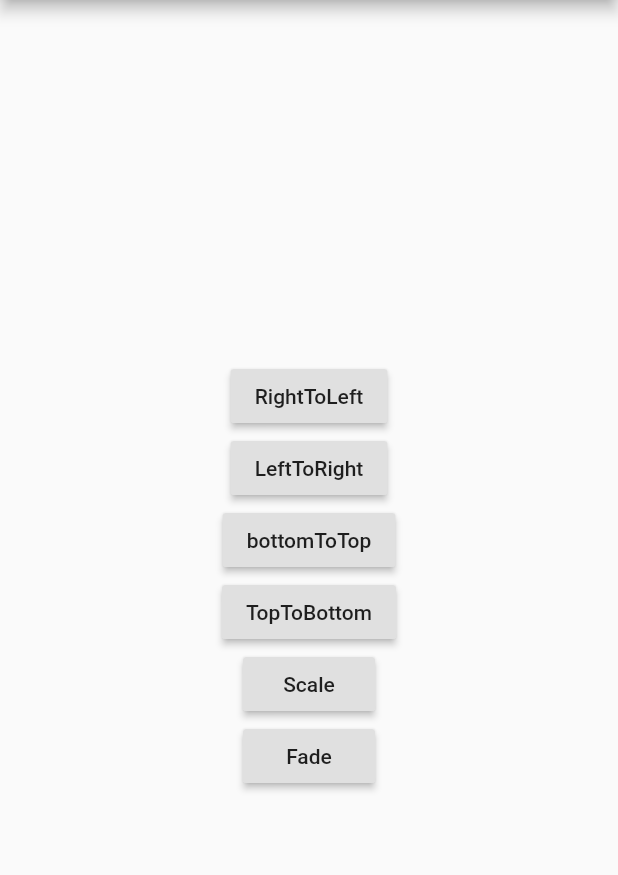
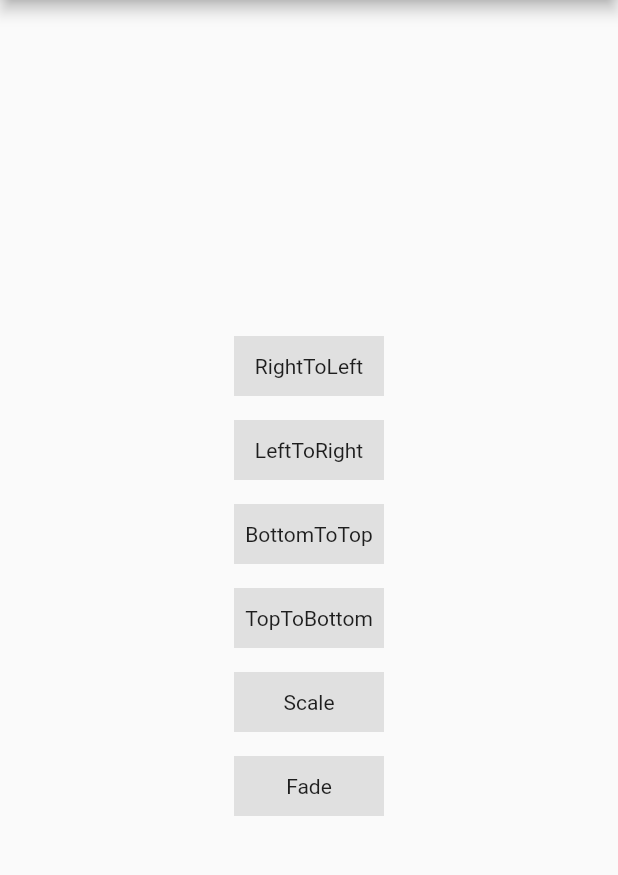
Before and after one commit to mincheol-shin/page_route_transition, a Flutter app: the screen it shows after launch, on a phone screen of 412 x 824 dp, the part 84-959 px from its top. Run offline on Flutter 3.47's test engine with Material 2 defaults, Android fonts, the phone set to English and light mode, and no system bars.

Commit message:
Stable null safety release
* Update README
* Update example

```diff
--- a/example/lib/main.dart
+++ b/example/lib/main.dart
@@ -20,83 +20,45 @@ class _MyAppState extends State<MyApp> {
       ),
       body: Container(
         width: double.infinity,
-        child: Column(
-          mainAxisAlignment: MainAxisAlignment.center,
-          children: [
-            RaisedButton(
-              onPressed: () {
-                Navigator.push(
-                  context,
-                  Transition(
-                          child: SecondScreen(),
-                          transitionEffect: TransitionEffect.rightToLeft)
-                      .builder(),
-                );
-              },
-              child: Text("RightToLeft"),
-            ),
-            RaisedButton(
-              onPressed: () {
-                Navigator.push(
-                  context,
-                  Transition(
-                          child: SecondScreen(),
-                          transitionEffect: TransitionEffect.leftToRight)
-                      .builder(),
-                );
-              },
-              child: Text("LeftToRight"),
-            ),
-            RaisedButton(
-              onPressed: () {
-                Navigator.push(
-                  context,
-                  Transition(
-                          child: SecondScreen(),
-                          transitionEffect: TransitionEffect.bottomToTop)
-                      .builder(),
-                );
-              },
-              child: Text("bottomToTop"),
-            ),
-            RaisedButton(
-              onPressed: () {
-                Navigator.push(
-                  context,
-                  Transition(
-                          child: SecondScreen(),
-                          transitionEffect: TransitionEffect.topToBottom)
-                      .builder(),
-                );
-              },
-              child: Text("TopToBottom"),
-            ),
-            RaisedButton(
-              onPressed: () {
-                Navigator.push(
-                  context,
-                  Transition(
-                          child: SecondScreen(),
-                          transitionEffect: TransitionEffect.scale)
-                      .builder(),
-                );
-              },
-              child: Text("Scale"),
-            ),
-            RaisedButton(
-              onPressed: () {
-                Navigator.push(
-                  context,
-                  Transition(
-                          child: SecondScreen(),
-                          transitionEffect: TransitionEffect.fade)
-                      .builder(),
-                );
-              },
-              child: Text("Fade"),
-            ),
-          ],
-        ),
+        child: Column(mainAxisAlignment: MainAxisAlignment.center, children: [
+          transitionButton(
+              transitionEffect: TransitionEffect.RIGHT_TO_LEFT,
+              title: "RightToLeft"),
+          transitionButton(
+              transitionEffect: TransitionEffect.LEFT_TO_RIGHT,
+              title: "LeftToRight"),
+          transitionButton(
+              transitionEffect: TransitionEffect.BOTTOM_TO_TOP,
+              title: "BottomToTop"),
+          transitionButton(
+              transitionEffect: TransitionEffect.TOP_TO_BOTTOM,
+              title: "TopToBottom"),
+          transitionButton(
+              transitionEffect: TransitionEffect.SCALE, title: "Scale"),
+          transitionButton(
+              transitionEffect: TransitionEffect.FADE, title: "Fade"),
+        ]),
+      ),
+    );
+  }
+
+  Widget transitionButton(
+      {required TransitionEffect transitionEffect, required String title}) {
+    return Padding(
+      padding: const EdgeInsets.all(8.0),
+      child: GestureDetector(
+        onTap: () {
+          Navigator.push(
+              context,
+              Transition(
+                  child: SecondScreen(), transitionEffect: transitionEffect));
+        },
+        child: Container(
+            height: 40.0,
+            width: 100.0,
+            color: Colors.grey[300],
+            alignment: Alignment.center,
+            child: Text(title)),
       ),
     );
   }
--- a/example/pubspec.yaml
+++ b/example/pubspec.yaml
@@ -1,12 +1,12 @@
 name: transition_example
 description: Demonstrates how to use the transition plugin.
-
+version: 2.0.0
 # The following line prevents the package from being accidentally published to
 # pub.dev using `pub publish`. This is preferred for private packages.
 publish_to: 'none' # Remove this line if you wish to publish to pub.dev
 
 environment:
-  sdk: ">=2.7.0 <3.0.0"
+  sdk: ">=2.12.0 <3.0.0"
 
 dependencies:
   flutter:
--- a/lib/transition.dart
+++ b/lib/transition.dart
@@ -1,29 +1,25 @@
 import 'package:flutter/material.dart';
 
 enum TransitionEffect {
-  fade,
-  scale,
-  rightToLeft,
-  leftToRight,
-  topToBottom,
-  bottomToTop,
+  FADE,
+  SCALE,
+  RIGHT_TO_LEFT,
+  LEFT_TO_RIGHT,
+  TOP_TO_BOTTOM,
+  BOTTOM_TO_TOP
 }
 
 extension TransitionEffectExtension on TransitionEffect {
   static Offset _value(TransitionEffect val) {
     switch (val) {
-      case TransitionEffect.rightToLeft:
+      case TransitionEffect.RIGHT_TO_LEFT:
         return Offset(1.0, 0.0);
-        break;
-      case TransitionEffect.leftToRight:
+      case TransitionEffect.LEFT_TO_RIGHT:
         return Offset(-1.0, 0.0);
-        break;
-      case TransitionEffect.topToBottom:
+      case TransitionEffect.TOP_TO_BOTTOM:
         return Offset(0.0, -1.0);
-        break;
-      case TransitionEffect.bottomToTop:
+      case TransitionEffect.BOTTOM_TO_TOP:
         return Offset(0.0, 1.0);
-        break;
       default:
         return Offset(0.0, 0.0);
     }
@@ -32,15 +28,35 @@ extension TransitionEffectExtension on TransitionEffect {
   Offset get value => _value(this);
 }
 
-class Transition {
-  const Transition({
-    @required Widget child,
-    TransitionEffect transitionEffect = TransitionEffect.fade,
+class Transition extends PageRouteBuilder {
+  Transition({
+    required Widget child,
+    TransitionEffect transitionEffect = TransitionEffect.FADE,
     Curve curve = Curves.ease,
   })  : this.child = child,
         this.transitionEffect = transitionEffect,
         this.curve = curve,
-        assert(child != null);
+        super(
+          /// Called to obtain the child widget.
+          pageBuilder: (BuildContext context, animation, _) => child,
+          transitionsBuilder: (BuildContext context, animation, _, __) {
+            switch (transitionEffect) {
+              case TransitionEffect.FADE:
+                return FadeTransition(opacity: animation, child: child);
+              case TransitionEffect.SCALE:
+                return ScaleTransition(scale: animation, child: child);
+              default:
+                var tween =
+                    Tween(begin: transitionEffect.value, end: Offset.zero)
+                        .chain(CurveTween(curve: curve));
+                return SlideTransition(
+                  transformHitTests: false,
+                  position: animation.drive(tween),
+                  child: child,
+                );
+            }
+          },
+        );
 
   /// Transition type
   ///
@@ -54,28 +70,4 @@ class Transition {
   ///
   /// Default to [Curves.ease]
   final Curve curve;
-
-  /// Called to obtain the child widget.
-  Route builder() => PageRouteBuilder(
-        pageBuilder: (BuildContext context, animation, _) => child,
-        transitionsBuilder: (BuildContext context, animation, _, __) {
-          switch (transitionEffect) {
-            case TransitionEffect.fade:
-              return FadeTransition(opacity: animation, child: child);
-              break;
-            case TransitionEffect.scale:
-              return ScaleTransition(scale: animation, child: child);
-
-            default:
-              var tween = Tween(begin: transitionEffect.value, end: Offset.zero)
-                  .chain(CurveTween(curve: curve));
-              return SlideTransition(
-                transformHitTests: false,
-                position: animation.drive(tween),
-                child: child,
-              );
-              break;
-          }
-        },
-      );
 }
--- a/pubspec.yaml
+++ b/pubspec.yaml
@@ -1,10 +1,10 @@
 name: transition
 description: A transition library that helps implement the page transition animation.
-version: 1.0.2
+version: 2.0.0
 homepage: https://github.com/mincheol-shin/transition
 
 environment:
-  sdk: ">=2.7.0 <3.0.0"
+  sdk: ">=2.12.0 <3.0.0"
   flutter: ">=1.20.0"
 
 dependencies:
```
Also changed, not shown: example/pubspec.lock, pubspec.lock, 3 other files.
